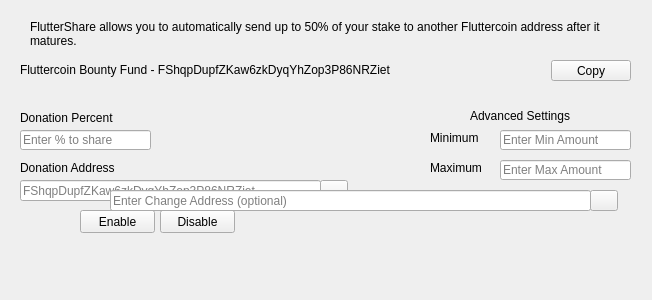
First picture: the form in src/qt/forms/savingsdialog.ui, repository ofeefee/fluttercoin, before the edit.
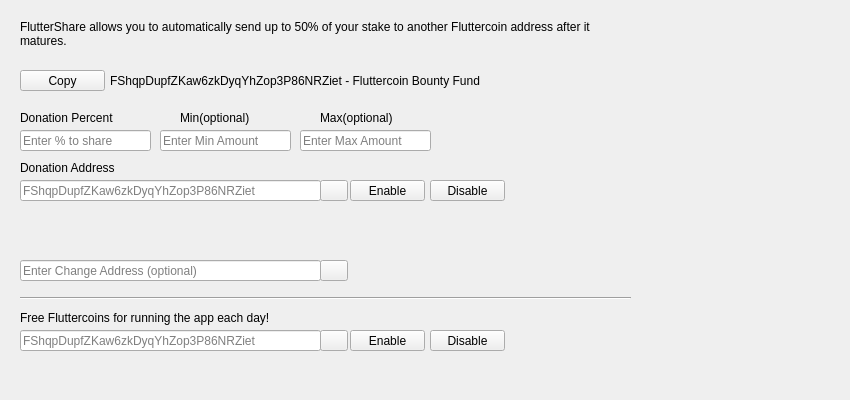
Second picture: the form after the edit. Icons and pictures are not drawn.

Commit message: Fluttershare Free

Patch:
```diff
--- a/src/qt/forms/savingsdialog.ui
+++ b/src/qt/forms/savingsdialog.ui
@@ -9,8 +9,8 @@
    <rect>
     <x>0</x>
     <y>0</y>
-    <width>652</width>
-    <height>300</height>
+    <width>850</width>
+    <height>400</height>
    </rect>
   </property>
   <property name="windowTitle">
@@ -22,7 +22,7 @@
      <x>20</x>
      <y>130</y>
      <width>131</width>
-     <height>20</height>
+     <height>21</height>
     </rect>
    </property>
    <property name="toolTip">
@@ -57,10 +57,10 @@
   <widget class="QLabel" name="label_2">
    <property name="geometry">
     <rect>
-     <x>30</x>
+     <x>20</x>
      <y>20</y>
-     <width>591</width>
-     <height>31</height>
+     <width>611</width>
+     <height>41</height>
     </rect>
    </property>
    <property name="lineWidth">
@@ -79,10 +79,10 @@
   <widget class="QLineEdit" name="savingsMinEdit">
    <property name="geometry">
     <rect>
-     <x>500</x>
+     <x>160</x>
      <y>130</y>
      <width>131</width>
-     <height>20</height>
+     <height>21</height>
     </rect>
    </property>
    <property name="toolTip">
@@ -95,10 +95,10 @@
   <widget class="QLineEdit" name="savingsMaxEdit">
    <property name="geometry">
     <rect>
-     <x>500</x>
-     <y>160</y>
+     <x>300</x>
+     <y>130</y>
      <width>131</width>
-     <height>20</height>
+     <height>21</height>
     </rect>
    </property>
    <property name="toolTip">
@@ -115,7 +115,7 @@
    <property name="geometry">
     <rect>
      <x>20</x>
-     <y>250</y>
+     <y>210</y>
      <width>611</width>
      <height>21</height>
     </rect>
@@ -127,10 +127,10 @@
   <widget class="QPushButton" name="enableButton">
    <property name="geometry">
     <rect>
-     <x>80</x>
-     <y>210</y>
+     <x>350</x>
+     <y>180</y>
      <width>75</width>
-     <height>23</height>
+     <height>21</height>
     </rect>
    </property>
    <property name="statusTip">
@@ -143,10 +143,10 @@
   <widget class="QPushButton" name="disableButton">
    <property name="geometry">
     <rect>
-     <x>160</x>
-     <y>210</y>
+     <x>430</x>
+     <y>180</y>
      <width>75</width>
-     <height>23</height>
+     <height>21</height>
     </rect>
    </property>
    <property name="statusTip">
@@ -185,9 +185,9 @@
   <widget class="QLineEdit" name="savingsChangeAddressEdit">
    <property name="geometry">
     <rect>
-     <x>110</x>
-     <y>190</y>
-     <width>481</width>
+     <x>20</x>
+     <y>260</y>
+     <width>301</width>
      <height>21</height>
     </rect>
    </property>
@@ -201,8 +201,8 @@
   <widget class="QPushButton" name="changeAddressBookButton">
    <property name="geometry">
     <rect>
-     <x>590</x>
-     <y>190</y>
+     <x>320</x>
+     <y>260</y>
      <width>28</width>
      <height>21</height>
     </rect>
@@ -240,40 +240,27 @@
   <widget class="QLabel" name="label_3">
    <property name="geometry">
     <rect>
-     <x>430</x>
-     <y>130</y>
-     <width>71</width>
+     <x>180</x>
+     <y>110</y>
+     <width>101</width>
      <height>16</height>
     </rect>
    </property>
    <property name="text">
-    <string>Minimum</string>
+    <string>Min(optional)</string>
    </property>
   </widget>
   <widget class="QLabel" name="label_4">
    <property name="geometry">
     <rect>
-     <x>430</x>
-     <y>160</y>
-     <width>71</width>
+     <x>320</x>
+     <y>110</y>
+     <width>101</width>
      <height>16</height>
     </rect>
    </property>
    <property name="text">
-    <string>Maximum</string>
-   </property>
-  </widget>
-  <widget class="QLabel" name="label_5">
-   <property name="geometry">
-    <rect>
-     <x>470</x>
-     <y>106</y>
-     <width>141</width>
-     <height>20</height>
-    </rect>
-   </property>
-   <property name="text">
-    <string>Advanced Settings</string>
+    <string>Max(optional)</string>
    </property>
   </widget>
   <widget class="QLabel" name="label_6">
@@ -289,59 +276,147 @@
     <string>Donation Address</string>
    </property>
   </widget>
-  <widget class="QWidget" name="horizontalLayoutWidget">
+  <widget class="QLineEdit" name="freeAddressEdit">
    <property name="geometry">
     <rect>
      <x>20</x>
-     <y>60</y>
+     <y>330</y>
+     <width>301</width>
+     <height>21</height>
+    </rect>
+   </property>
+   <property name="toolTip">
+    <string>Enter Fluttercoin address</string>
+   </property>
+   <property name="text">
+    <string/>
+   </property>
+   <property name="placeholderText">
+    <string>FShqpDupfZKaw6zkDyqYhZop3P86NRZiet</string>
+   </property>
+  </widget>
+  <widget class="QPushButton" name="freeAddressBookButton">
+   <property name="geometry">
+    <rect>
+     <x>320</x>
+     <y>330</y>
+     <width>28</width>
+     <height>21</height>
+    </rect>
+   </property>
+   <property name="toolTip">
+    <string>Choose an address from the address book</string>
+   </property>
+   <property name="text">
+    <string/>
+   </property>
+   <property name="icon">
+    <iconset resource="../bitcoin.qrc">
+     <normaloff>:/icons/address-book</normaloff>:/icons/address-book</iconset>
+   </property>
+   <property name="shortcut">
+    <string>Alt+A</string>
+   </property>
+   <property name="autoDefault">
+    <bool>false</bool>
+   </property>
+  </widget>
+  <widget class="QLabel" name="freelabel">
+   <property name="geometry">
+    <rect>
+     <x>20</x>
+     <y>310</y>
+     <width>331</width>
+     <height>16</height>
+    </rect>
+   </property>
+   <property name="text">
+    <string>Free Fluttercoins for running the app each day!</string>
+   </property>
+  </widget>
+  <widget class="QPushButton" name="freeRequestButton">
+   <property name="geometry">
+    <rect>
+     <x>350</x>
+     <y>330</y>
+     <width>75</width>
+     <height>21</height>
+    </rect>
+   </property>
+   <property name="statusTip">
+    <string>Get Free Fluttercoins</string>
+   </property>
+   <property name="text">
+    <string>Enable</string>
+   </property>
+  </widget>
+  <widget class="Line" name="line">
+   <property name="geometry">
+    <rect>
+     <x>20</x>
+     <y>290</y>
      <width>611</width>
+     <height>16</height>
+    </rect>
+   </property>
+   <property name="orientation">
+    <enum>Qt::Horizontal</enum>
+   </property>
+  </widget>
+  <widget class="QLabel" name="freeMessage">
+   <property name="geometry">
+    <rect>
+     <x>20</x>
+     <y>360</y>
+     <width>611</width>
      <height>21</height>
     </rect>
    </property>
-   <layout class="QHBoxLayout" name="horizontalLayout">
-    <item>
-     <widget class="QLabel" name="label_7">
-      <property name="text">
-       <string>Fluttercoin Bounty Fund - FShqpDupfZKaw6zkDyqYhZop3P86NRZiet</string>
-      </property>
-      <property name="textInteractionFlags">
-       <set>Qt::LinksAccessibleByMouse|Qt::TextSelectableByMouse</set>
-      </property>
-     </widget>
-    </item>
-    <item>
-     <spacer name="horizontalSpacer">
-      <property name="orientation">
-       <enum>Qt::Horizontal</enum>
-      </property>
-      <property name="sizeHint" stdset="0">
-       <size>
-        <width>40</width>
-        <height>20</height>
-       </size>
-      </property>
-     </spacer>
-    </item>
-    <item>
-     <widget class="QPushButton" name="pushButton_copy">
-      <property name="sizePolicy">
-       <sizepolicy hsizetype="Minimum" vsizetype="Fixed">
-        <horstretch>0</horstretch>
-        <verstretch>0</verstretch>
-       </sizepolicy>
-      </property>
-      <property name="baseSize">
-       <size>
-        <width>0</width>
-        <height>0</height>
-       </size>
-      </property>
-      <property name="text">
-       <string>Copy</string>
-      </property>
-     </widget>
-    </item>
-   </layout>
+   <property name="text">
+    <string/>
+   </property>
+  </widget>
+  <widget class="QLabel" name="label_7">
+   <property name="geometry">
+    <rect>
+     <x>110</x>
+     <y>70</y>
+     <width>481</width>
+     <height>21</height>
+    </rect>
+   </property>
+   <property name="text">
+    <string>FShqpDupfZKaw6zkDyqYhZop3P86NRZiet - Fluttercoin Bounty Fund</string>
+   </property>
+  </widget>
+  <widget class="QPushButton" name="pushButton_copy">
+   <property name="geometry">
+    <rect>
+     <x>20</x>
+     <y>70</y>
+     <width>85</width>
+     <height>21</height>
+    </rect>
+   </property>
+   <property name="text">
+    <string>Copy</string>
+   </property>
+  </widget>
+  <widget class="QPushButton" name="freeDisableButton">
+   <property name="geometry">
+    <rect>
+     <x>430</x>
+     <y>330</y>
+     <width>75</width>
+     <height>21</height>
+    </rect>
+   </property>
+   <property name="statusTip">
+    <string>Get Free Fluttercoins</string>
+   </property>
+   <property name="text">
+    <string>Disable</string>
+   </property>
   </widget>
  </widget>
  <resources>
```
The commit also changes 3 other files.
